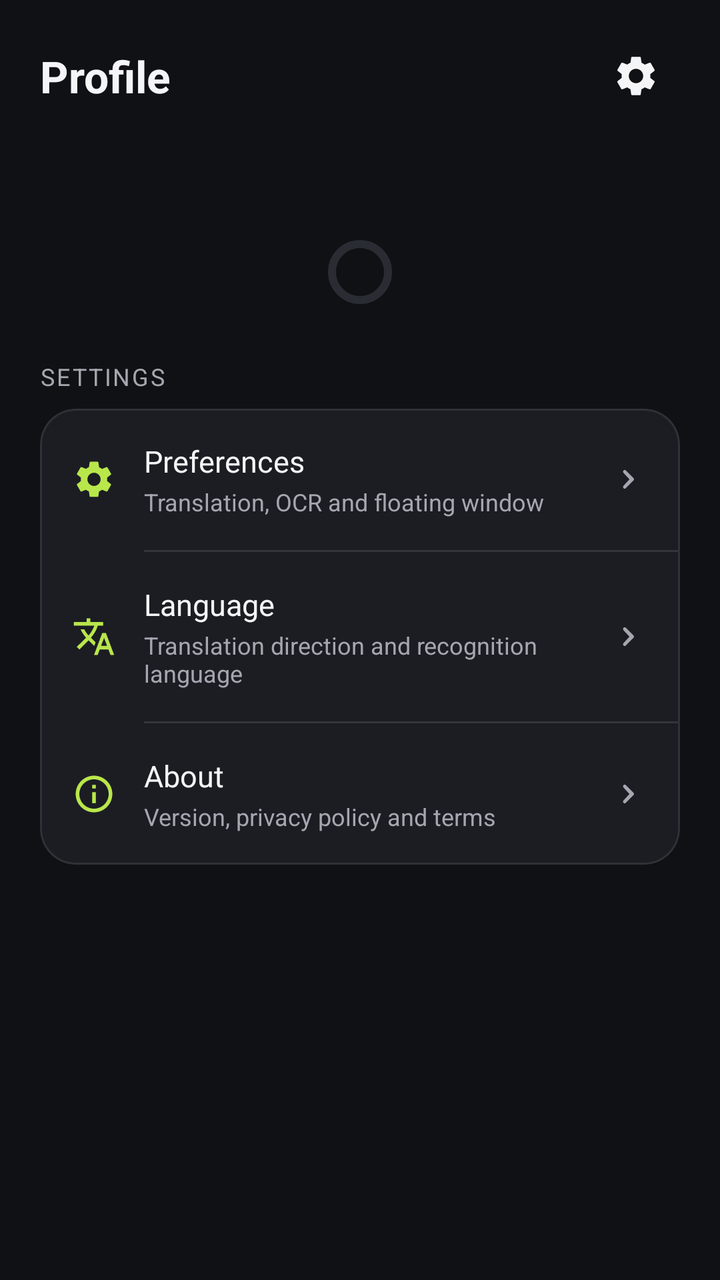
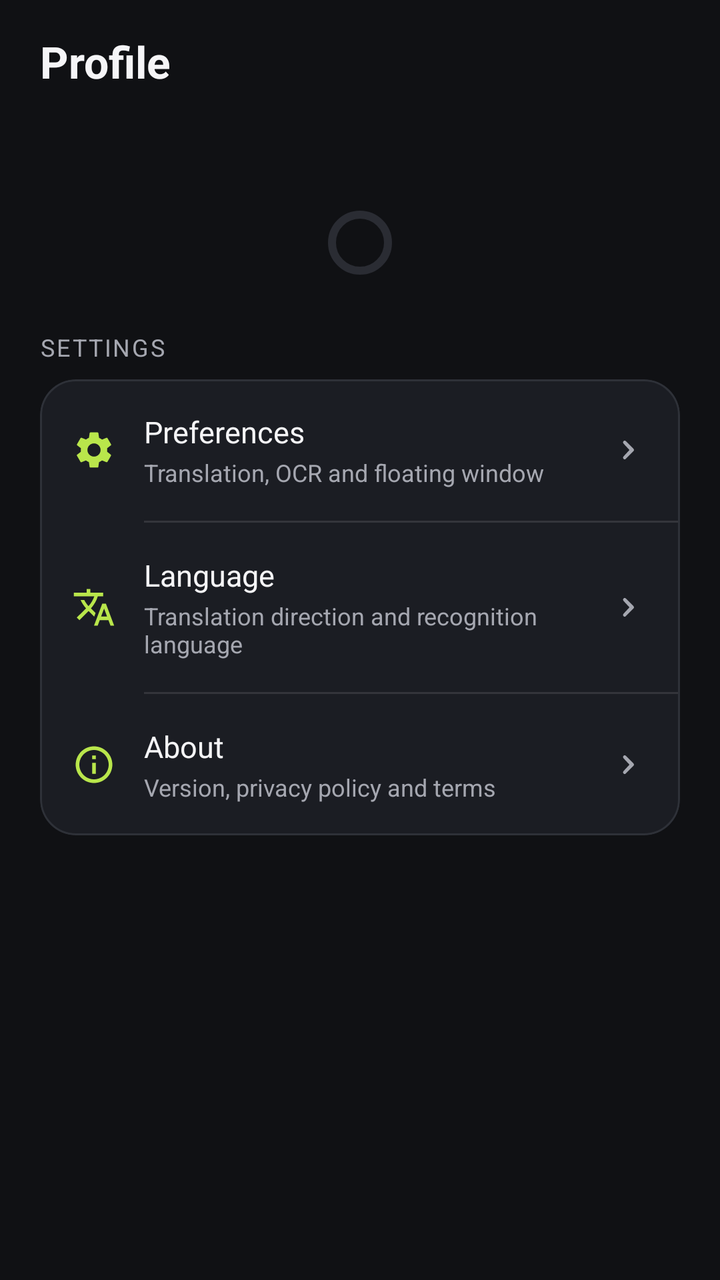

Two renders of the same Android screen: before a commit and after it. Below are the layout's source before the change and the commit's diff.
<!-- AndroidManifest.xml: application theme Theme.SubtitleTranslator -->
<!-- res/layout/fragment_profile.xml -->
<?xml version="1.0" encoding="utf-8"?>
<LinearLayout xmlns:android="http://schemas.android.com/apk/res/android"
    xmlns:app="http://schemas.android.com/apk/res-auto"
    android:layout_width="match_parent"
    android:layout_height="match_parent"
    android:background="@color/screen_bg"
    android:orientation="vertical">

    <LinearLayout
        android:layout_width="match_parent"
        android:layout_height="wrap_content"
        android:gravity="center_vertical"
        android:orientation="horizontal"
        android:paddingHorizontal="20dp"
        android:paddingTop="16dp">

        <TextView
            android:layout_width="0dp"
            android:layout_height="wrap_content"
            android:layout_weight="1"
            android:text="@string/nav_profile"
            android:textAppearance="@style/TextAppearance.SubtitleTranslator.Title" />

        <ImageButton
            android:id="@+id/btnSettings"
            android:layout_width="44dp"
            android:layout_height="44dp"
            android:background="?attr/selectableItemBackgroundBorderless"
            android:contentDescription="@string/profile_settings"
            android:padding="10dp"
            android:scaleType="fitCenter"
            android:src="@drawable/ic_settings"
            android:tint="@color/text_primary" />
    </LinearLayout>

    <ScrollView
        android:layout_width="match_parent"
        android:layout_height="0dp"
        android:layout_weight="1"
        android:fillViewport="true"
        android:overScrollMode="never"
        android:scrollbars="none">

        <LinearLayout
            android:layout_width="match_parent"
            android:layout_height="wrap_content"
            android:orientation="vertical"
            android:paddingHorizontal="20dp"
            android:paddingTop="8dp"
            android:paddingBottom="24dp">

            <com.google.android.material.progressindicator.CircularProgressIndicator
                android:id="@+id/profileLoading"
                android:layout_width="wrap_content"
                android:layout_height="wrap_content"
                android:layout_gravity="center_horizontal"
                android:layout_marginTop="48dp"
                app:indicatorSize="32dp" />

            
            <com.google.android.material.card.MaterialCardView
                android:id="@+id/guestGroup"
                android:layout_width="match_parent"
                android:layout_height="wrap_content"
                app:cardBackgroundColor="?attr/colorSurfaceContainer"
                app:cardCornerRadius="20dp"
                app:cardElevation="0dp"
                android:visibility="gone">

                <LinearLayout
                    android:layout_width="match_parent"
                    android:layout_height="wrap_content"
                    android:orientation="vertical"
                    android:padding="20dp">

                    <LinearLayout
                        android:layout_width="match_parent"
                        android:layout_height="wrap_content"
                        android:gravity="center_vertical"
                        android:orientation="horizontal">

                        <ImageView
                            android:layout_width="56dp"
                            android:layout_height="56dp"
                            android:background="@drawable/bg_avatar"
                            android:contentDescription="@string/profile_guest_title"
                            android:padding="15dp"
                            android:src="@drawable/ic_person"
                            android:tint="@color/on_accent_container" />

                        <LinearLayout
                            android:layout_width="0dp"
                            android:layout_height="wrap_content"
                            android:layout_marginStart="14dp"
                            android:layout_weight="1"
                            android:orientation="vertical">

                            <TextView
                                android:layout_width="match_parent"
                                android:layout_height="wrap_content"
                                android:text="@string/profile_guest_title"
                                android:textColor="@color/text_primary"
                                android:textSize="18sp"
                                android:textStyle="bold" />

                            <TextView
                                android:layout_width="match_parent"
                                android:layout_height="wrap_content"
                                android:layout_marginTop="3dp"
                                android:lineSpacingMultiplier="1.3"
                                android:text="@string/profile_guest_subtitle"
                                android:textColor="@color/text_secondary"
                                android:textSize="12sp" />
                        </LinearLayout>
                    </LinearLayout>

                    <com.google.android.material.button.MaterialButton
                        android:id="@+id/btnGuestLogin"
                        style="@style/Widget.SubtitleTranslator.Button.Primary"
                        android:layout_width="match_parent"
                        android:layout_height="52dp"
                        android:layout_marginTop="18dp"
                        android:text="@string/profile_login_action" />

                    <com.google.android.material.button.MaterialButton
                        android:id="@+id/btnGuestRegister"
                        style="@style/Widget.SubtitleTranslator.Button.Outlined"
                        android:layout_width="match_parent"
                        android:layout_height="48dp"
                        android:layout_marginTop="10dp"
                        android:text="@string/profile_register_action" />
                </LinearLayout>
            </com.google.android.material.card.MaterialCardView>

            
            <LinearLayout
                android:id="@+id/userGroup"
                android:layout_width="match_parent"
                android:layout_height="wrap_content"
                android:orientation="vertical"
                android:visibility="gone">

                <com.google.android.material.card.MaterialCardView
                    android:layout_width="match_parent"
                    android:layout_height="wrap_content"
                    app:cardBackgroundColor="?attr/colorSurfaceContainer"
                    app:cardCornerRadius="20dp"
                    app:cardElevation="0dp">

                    <LinearLayout
                        android:layout_width="match_parent"
                        android:layout_height="wrap_content"
                        android:gravity="center_vertical"
                        android:orientation="horizontal"
                        android:padding="20dp">

                        <TextView
                            android:id="@+id/tvAvatar"
                            android:layout_width="56dp"
                            android:layout_height="56dp"
                            android:background="@drawable/bg_avatar"
                            android:gravity="center"
                            android:textColor="@color/on_accent_container"
                            android:textSize="24sp"
                            android:textStyle="bold" />

                        <LinearLayout
                            android:layout_width="0dp"
                            android:layout_height="wrap_content"
                            android:layout_marginStart="16dp"
                            android:layout_weight="1"
                            android:orientation="vertical">

                            <TextView
                                android:id="@+id/tvDisplayName"
                                android:layout_width="match_parent"
                                android:layout_height="wrap_content"
                                android:ellipsize="end"
                                android:maxLines="1"
                                android:textAppearance="@style/TextAppearance.SubtitleTranslator.Word" />

                            <TextView
                                android:id="@+id/tvEmail"
                                android:layout_width="match_parent"
                                android:layout_height="wrap_content"
                                android:layout_marginTop="2dp"
                                android:ellipsize="end"
                                android:maxLines="1"
                                android:textAppearance="@style/TextAppearance.SubtitleTranslator.Caption" />

                            <TextView
                                android:id="@+id/tvVerified"
                                android:layout_width="wrap_content"
                                android:layout_height="wrap_content"
                                android:layout_marginTop="4dp"
                                android:textSize="12sp" />
                        </LinearLayout>
                    </LinearLayout>
                </com.google.android.material.card.MaterialCardView>

            </LinearLayout>

            <TextView
                android:layout_width="wrap_content"
                android:layout_height="wrap_content"
                android:layout_marginTop="24dp"
                android:text="@string/profile_settings_section"
                android:textColor="@color/text_secondary"
                android:textSize="12sp"
                android:letterSpacing="0.08" />

            <com.google.android.material.card.MaterialCardView
                android:layout_width="match_parent"
                android:layout_height="wrap_content"
                android:layout_marginTop="8dp"
                app:cardBackgroundColor="?attr/colorSurfaceContainer"
                app:cardCornerRadius="18dp"
                app:cardElevation="0dp">

                <LinearLayout
                    android:layout_width="match_parent"
                    android:layout_height="wrap_content"
                    android:orientation="vertical">

                    <LinearLayout
                        android:id="@+id/btnPreferences"
                        android:layout_width="match_parent"
                        android:layout_height="wrap_content"
                        android:background="?attr/selectableItemBackground"
                        android:clickable="true"
                        android:focusable="true"
                        android:gravity="center_vertical"
                        android:orientation="horizontal"
                        android:padding="16dp">

                        <ImageView
                            android:layout_width="22dp"
                            android:layout_height="22dp"
                            android:contentDescription="@null"
                            android:src="@drawable/ic_settings"
                            android:tint="@color/accent" />

                        <LinearLayout
                            android:layout_width="0dp"
                            android:layout_height="wrap_content"
                            android:layout_marginStart="14dp"
                            android:layout_weight="1"
                            android:orientation="vertical">

                            <TextView
                                android:layout_width="wrap_content"
                                android:layout_height="wrap_content"
                                android:text="@string/profile_preferences"
                                android:textColor="@color/text_primary"
                                android:textSize="15sp" />

                            <TextView
                                android:layout_width="wrap_content"
                                android:layout_height="wrap_content"
                                android:layout_marginTop="2dp"
                                android:text="@string/profile_preferences_desc"
                                android:textColor="@color/text_secondary"
                                android:textSize="12sp" />
                        </LinearLayout>

                        <ImageView
                            android:layout_width="20dp"
                            android:layout_height="20dp"
                            android:contentDescription="@null"
                            android:src="@drawable/ic_chevron_right" />
                    </LinearLayout>

                    <View
                        android:layout_width="match_parent"
                        android:layout_height="1dp"
                        android:layout_marginStart="52dp"
                        android:background="@color/divider" />

                    <LinearLayout
                        android:id="@+id/btnLanguageSettings"
                        android:layout_width="match_parent"
                        android:layout_height="wrap_content"
                        android:background="?attr/selectableItemBackground"
                        android:clickable="true"
                        android:focusable="true"
                        android:gravity="center_vertical"
                        android:orientation="horizontal"
                        android:padding="16dp">

                        <ImageView
                            android:layout_width="22dp"
                            android:layout_height="22dp"
                            android:contentDescription="@null"
                            android:src="@drawable/ic_translate"
                            android:tint="@color/accent" />

                        <LinearLayout
                            android:layout_width="0dp"
                            android:layout_height="wrap_content"
                            android:layout_marginStart="14dp"
                            android:layout_weight="1"
                            android:orientation="vertical">

                            <TextView
                                android:layout_width="wrap_content"
                                android:layout_height="wrap_content"
                                android:text="@string/profile_language_settings"
                                android:textColor="@color/text_primary"
                                android:textSize="15sp" />

                            <TextView
                                android:layout_width="wrap_content"
                                android:layout_height="wrap_content"
                                android:layout_marginTop="2dp"
                                android:text="@string/profile_language_desc"
                                android:textColor="@color/text_secondary"
                                android:textSize="12sp" />
                        </LinearLayout>

                        <ImageView
                            android:layout_width="20dp"
                            android:layout_height="20dp"
                            android:contentDescription="@null"
                            android:src="@drawable/ic_chevron_right" />
                    </LinearLayout>

                    <View
                        android:layout_width="match_parent"
                        android:layout_height="1dp"
                        android:layout_marginStart="52dp"
                        android:background="@color/divider" />

                    <LinearLayout
                        android:id="@+id/btnAbout"
                        android:layout_width="match_parent"
                        android:layout_height="wrap_content"
                        android:background="?attr/selectableItemBackground"
                        android:clickable="true"
                        android:focusable="true"
                        android:gravity="center_vertical"
                        android:orientation="horizontal"
                        android:padding="16dp">

                        <ImageView
                            android:layout_width="22dp"
                            android:layout_height="22dp"
                            android:contentDescription="@null"
                            android:src="@drawable/ic_info"
                            android:tint="@color/accent" />

                        <LinearLayout
                            android:layout_width="0dp"
                            android:layout_height="wrap_content"
                            android:layout_marginStart="14dp"
                            android:layout_weight="1"
                            android:orientation="vertical">

                            <TextView
                                android:layout_width="wrap_content"
                                android:layout_height="wrap_content"
                                android:text="@string/profile_about"
                                android:textColor="@color/text_primary"
                                android:textSize="15sp" />

                            <TextView
                                android:layout_width="wrap_content"
                                android:layout_height="wrap_content"
                                android:layout_marginTop="2dp"
                                android:text="@string/profile_about_desc"
                                android:textColor="@color/text_secondary"
                                android:textSize="12sp" />
                        </LinearLayout>

                        <ImageView
                            android:layout_width="20dp"
                            android:layout_height="20dp"
                            android:contentDescription="@null"
                            android:src="@drawable/ic_chevron_right" />
                    </LinearLayout>
                </LinearLayout>
            </com.google.android.material.card.MaterialCardView>

            <com.google.android.material.button.MaterialButton
                android:id="@+id/btnLogout"
                style="@style/Widget.Material3.Button.OutlinedButton"
                android:layout_width="match_parent"
                android:layout_height="50dp"
                android:layout_marginTop="20dp"
                android:text="@string/profile_logout"
                android:textColor="@color/difficulty_hard_text"
                android:visibility="gone"
                app:strokeColor="@color/difficulty_hard_text" />

            <TextView
                android:id="@+id/tvVersion"
                android:layout_width="match_parent"
                android:layout_height="wrap_content"
                android:layout_marginTop="24dp"
                android:gravity="center"
                android:textAppearance="@style/TextAppearance.SubtitleTranslator.Caption"
                android:textColor="@color/text_secondary" />
        </LinearLayout>
    </ScrollView>
</LinearLayout>
<!-- resources referenced by this layout -->
<resources>
  <color name="accent">#FFB9E64B</color>
  <color name="difficulty_hard_text">#FFFF8A80</color>
  <color name="divider">#FF34353B</color>
  <color name="on_accent_container">#FFD6F67A</color>
  <color name="screen_bg">#FF101114</color>
  <color name="text_primary">#FFF5F5F7</color>
  <color name="text_secondary">#FFA5A7B0</color>
  <!-- drawable bg_avatar (drawable) -->
  <?xml version="1.0" encoding="utf-8"?>
  <shape xmlns:android="http://schemas.android.com/apk/res/android"
      android:shape="oval">
      <solid android:color="@color/accent_container" />
  </shape>
  <!-- drawable ic_person (drawable) -->
  <vector xmlns:android="http://schemas.android.com/apk/res/android"
      android:width="24dp"
      android:height="24dp"
      android:viewportWidth="24"
      android:viewportHeight="24"
      android:tint="?attr/colorOnSurfaceVariant">
      <path
          android:fillColor="@android:color/white"
          android:pathData="M12,12c2.21,0 4,-1.79 4,-4s-1.79,-4 -4,-4 -4,1.79 -4,4 1.79,4 4,4zM12,14c-2.67,0 -8,1.34 -8,4v2h16v-2c0,-2.66 -5.33,-4 -8,-4z" />
  </vector>
  <string name="nav_profile">Profile</string>
  <string name="profile_about">About</string>
  <string name="profile_about_desc">Version, privacy policy and terms</string>
  <string name="profile_guest_subtitle">Sign in to manage your account and cloud features.</string>
  <string name="profile_guest_title">Guest</string>
  <string name="profile_language_desc">Translation direction and recognition language</string>
  <string name="profile_language_settings">Language</string>
  <string name="profile_login_action">Sign in</string>
  <string name="profile_logout">Sign out</string>
  <string name="profile_preferences">Preferences</string>
  <string name="profile_preferences_desc">Translation, OCR and floating window</string>
  <string name="profile_register_action">Create account</string>
  <string name="profile_settings">App settings</string>
  <string name="profile_settings_section">SETTINGS</string>
  <style name="TextAppearance.SubtitleTranslator.Caption" parent="TextAppearance.Material3.BodySmall">
          <item name="android:textSize">12sp</item>
          <item name="android:textColor">@color/text_secondary</item>
      </style>
  <style name="TextAppearance.SubtitleTranslator.Title" parent="TextAppearance.Material3.TitleLarge">
          <item name="android:textSize">22sp</item>
          <item name="android:textStyle">bold</item>
          <item name="android:textColor">@color/text_primary</item>
      </style>
  <style name="TextAppearance.SubtitleTranslator.Word" parent="TextAppearance.Material3.TitleMedium">
          <item name="android:textSize">17sp</item>
          <item name="android:textStyle">bold</item>
          <item name="android:textColor">@color/text_primary</item>
      </style>
  <style name="Widget.SubtitleTranslator.Button.Outlined" parent="Widget.Material3.Button.OutlinedButton">
          <item name="android:textColor">@color/text_primary</item>
          <item name="strokeColor">@color/button_outline</item>
          <item name="cornerRadius">12dp</item>
          <item name="android:minHeight">44dp</item>
      </style>
  <color name="accent_container">#FF33430F</color>
  <color name="button_outline">#FF34353B</color>
  <color name="on_accent">#FF101114</color>
  <color name="accent_dim">#FFCBE97F</color>
  <color name="surface_variant">#FF2A2C33</color>
  <color name="surface_tile">#FF1B1D23</color>
  <color name="card_bg">#FF24252B</color>
  <color name="card_stroke">#FF2E3138</color>
  <color name="stop_button">#FFB3261E</color>
  <!-- unchanged entries left out for length: 6 -->
</resources>

<!-- the commit's change to res/layout/fragment_profile.xml (unified diff, before → after) -->
@@ -20,17 +20,6 @@
             android:layout_weight="1"
             android:text="@string/nav_profile"
             android:textAppearance="@style/TextAppearance.SubtitleTranslator.Title" />
-
-        <ImageButton
-            android:id="@+id/btnSettings"
-            android:layout_width="44dp"
-            android:layout_height="44dp"
-            android:background="?attr/selectableItemBackgroundBorderless"
-            android:contentDescription="@string/profile_settings"
-            android:padding="10dp"
-            android:scaleType="fitCenter"
-            android:src="@drawable/ic_settings"
-            android:tint="@color/text_primary" />
     </LinearLayout>
 
     <ScrollView
<!-- resource entries referenced after the edit -->
@@ -36,7 +36,6 @@
   <string name="profile_preferences">Preferences</string>
   <string name="profile_preferences_desc">Translation, OCR and floating window</string>
   <string name="profile_register_action">Create account</string>
-  <string name="profile_settings">App settings</string>
   <string name="profile_settings_section">SETTINGS</string>
   <style name="TextAppearance.SubtitleTranslator.Caption" parent="TextAppearance.Material3.BodySmall">
           <item name="android:textSize">12sp</item>
